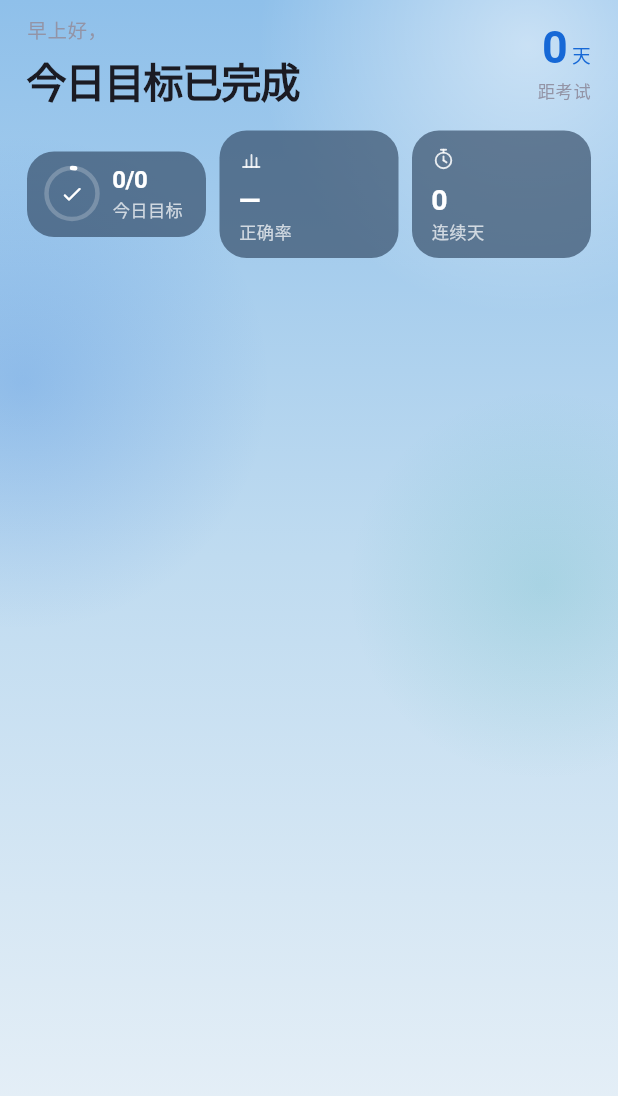
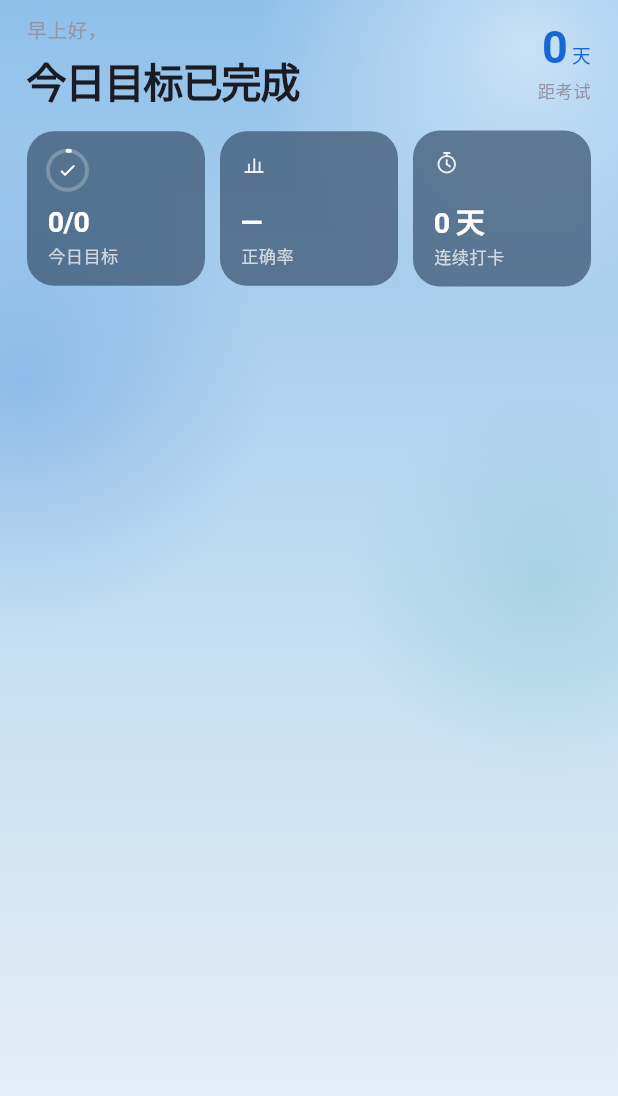
Before and after one commit to lmk1010/OpenExamApp, a Flutter app: the _Hero widget shown alone on an empty page, opened directly with empty values, on a phone screen of 412 x 824 dp. Shown: the top 1096 px of the screen. Run offline on Flutter 3.47's test engine with Material 3 defaults, Android fonts, the phone set to English and light mode, and no system bars; our stand-ins replace file_picker, shared_preferences, sqflite; accounts and stored records are empty; statements that could not run were skipped.

Commit message:
首页状态块不再挤
目标块原本把进度环和数字并排放，一块只有约 103dp 宽，环和间距占掉 44，
留给「12/30」三十出头，字被压扁。

- 三块统一为上下结构：26px 的环或图标在上，数字居中，标签在下
- 数字外套 FittedBox，出现「100/100」这类长值时整体缩放而不是挤压
- 块间距 9→10、内边距放宽、数字与标签间距 5→7
- 「连续天 0」改为「连续打卡 0 天」

```diff
--- a/lib/features/practice/practice_home_page.dart
+++ b/lib/features/practice/practice_home_page.dart
@@ -433,18 +433,24 @@ class _Hero extends StatelessWidget {
           const SizedBox(height: 18),
           Row(
             children: [
-              _GoalTile(done: today, goal: goal, onTap: onTapGoal),
-              const SizedBox(width: 9),
+              _StatusTile(
+                progress: goal == 0 ? 0 : today / goal,
+                done: today >= goal,
+                value: '$today/$goal',
+                label: '今日目标',
+                onTap: onTapGoal,
+              ),
+              const SizedBox(width: 10),
               _StatusTile(
                 icon: AppIcon.chart,
                 value: rate == 0 ? '—' : '$rate%',
                 label: '正确率',
               ),
-              const SizedBox(width: 9),
+              const SizedBox(width: 10),
               _StatusTile(
                 icon: AppIcon.timer,
-                value: '$streak',
-                label: '连续天',
+                value: '$streak 天',
+                label: '连续打卡',
               ),
             ],
           ),
@@ -516,86 +522,106 @@ class _ResumeBanner extends StatelessWidget {
   }
 }
 
-/// Today's target as a ring inside the status row — progress you can read at a
-/// glance, and one tap to change the target.
-class _GoalTile extends StatelessWidget {
-  const _GoalTile({required this.done, required this.goal, required this.onTap});
+/// One status tile. Goal, accuracy and streak all use the same vertical
+/// stack — the goal tile used to put its ring beside the number, which left
+/// about 30dp for "12/30" and looked squashed.
+class _StatusTile extends StatelessWidget {
+  const _StatusTile({
+    required this.value,
+    required this.label,
+    this.icon,
+    this.progress,
+    this.done = false,
+    this.onTap,
+  });
 
-  final int done;
-  final int goal;
-  final VoidCallback onTap;
+  final String value;
+  final String label;
+
+  /// Either a glyph or a progress ring sits at the top of the tile.
+  final AppIcon? icon;
+  final double? progress;
+  final bool done;
+  final VoidCallback? onTap;
 
   @override
   Widget build(BuildContext context) {
     final t = context.tokens;
-    final ratio = goal == 0 ? 0.0 : (done / goal).clamp(0.0, 1.0);
-    final hit = done >= goal;
 
     return Expanded(
       child: GestureDetector(
         behavior: HitTestBehavior.opaque,
         onTap: onTap,
         child: Container(
-          padding: const EdgeInsets.fromLTRB(13, 11, 13, 12),
+          padding: const EdgeInsets.fromLTRB(14, 13, 12, 14),
           decoration: BoxDecoration(
             color: t.chip,
             borderRadius: BorderRadius.circular(18),
           ),
-          child: Row(
+          child: Column(
+            crossAxisAlignment: CrossAxisAlignment.start,
             children: [
               SizedBox(
-                width: 34,
-                height: 34,
+                height: 26,
+                child: progress == null
+                    ? StrokeIcon(
+                        icon!,
+                        size: 17,
+                        color: t.onChip.withValues(alpha: 0.85),
+                      )
+                    : SizedBox(
+                        width: 26,
+                        height: 26,
                         child: Stack(
                           alignment: Alignment.center,
                           children: [
                             TweenAnimationBuilder<double>(
-                      tween: Tween(begin: 0, end: ratio),
+                              tween: Tween(begin: 0, end: progress!.clamp(0.0, 1.0)),
                               duration: const Duration(milliseconds: 600),
                               curve: Curves.easeOutCubic,
                               builder: (_, v, __) => SizedBox(
-                        width: 34,
-                        height: 34,
+                                width: 26,
+                                height: 26,
                                 child: CircularProgressIndicator(
                                   value: v == 0 ? 0.02 : v,
-                          strokeWidth: 3,
+                                  strokeWidth: 2.6,
                                   strokeCap: StrokeCap.round,
                                   color: t.onChip,
-                          backgroundColor: t.onChip.withValues(alpha: 0.22),
+                                  backgroundColor: t.onChip.withValues(alpha: 0.24),
                                 ),
                               ),
                             ),
-                    if (hit)
-                      Icon(Icons.check_rounded, size: 16, color: t.onChip),
+                            if (done)
+                              Icon(Icons.check_rounded, size: 13, color: t.onChip),
                           ],
                         ),
                       ),
-              const SizedBox(width: 10),
-              Expanded(
-                child: Column(
-                  crossAxisAlignment: CrossAxisAlignment.start,
-                  children: [
-                    Text(
-                      '$done/$goal',
+              ),
+              const SizedBox(height: 12),
+              FittedBox(
+                fit: BoxFit.scaleDown,
+                alignment: Alignment.centerLeft,
+                child: Text(
+                  value,
                   style: TextStyle(
-                        fontSize: 16,
+                    fontSize: 19,
                     fontWeight: FontWeight.w700,
                     height: 1,
-                        letterSpacing: -0.3,
+                    letterSpacing: -0.4,
                     color: t.onChip,
                     fontFeatures: AppTheme.numeric,
                   ),
                 ),
-                    const SizedBox(height: 5),
+              ),
+              const SizedBox(height: 7),
               Text(
-                      '今日目标',
+                label,
+                maxLines: 1,
+                overflow: TextOverflow.ellipsis,
                 style: TextStyle(
                   fontSize: 11.5,
                   height: 1,
                   color: t.onChip.withValues(alpha: 0.72),
-                      ),
-                    ),
-                  ],
                 ),
               ),
             ],
@@ -606,61 +632,7 @@ class _GoalTile extends StatelessWidget {
   }
 }
 
-/// Tonal glass tile over the sky — the 米家 status-chip pattern.
-class _StatusTile extends StatelessWidget {
-  const _StatusTile({
-    required this.icon,
-    required this.value,
-    required this.label,
-  });
-
-  final AppIcon icon;
-  final String value;
-  final String label;
-
-  @override
-  Widget build(BuildContext context) {
-    final t = context.tokens;
-    return Expanded(
-      child: Container(
-        padding: const EdgeInsets.fromLTRB(13, 11, 13, 12),
-        decoration: BoxDecoration(
-          color: t.chip,
-          borderRadius: BorderRadius.circular(18),
-        ),
-        child: Column(
-          crossAxisAlignment: CrossAxisAlignment.start,
-          children: [
-            StrokeIcon(icon, size: 16, color: t.onChip.withValues(alpha: 0.85)),
-            const SizedBox(height: 10),
-            Text(
-              value,
-              style: TextStyle(
-                fontSize: 19,
-                fontWeight: FontWeight.w700,
-                height: 1,
-                letterSpacing: -0.4,
-                color: t.onChip,
-                fontFeatures: AppTheme.numeric,
-              ),
-            ),
-            const SizedBox(height: 5),
-            Text(
-              label,
-              style: TextStyle(
-                fontSize: 11.5,
-                height: 1,
-                color: t.onChip.withValues(alpha: 0.72),
-              ),
-            ),
-          ],
-        ),
-      ),
-    );
-  }
-}
-
-/// Flat colour block with a headline, one line of meta and a play affordance —
+/// Flat colour block with a headline/// Flat colour block with a headline, one line of meta and a play affordance —
 /// the QQ音乐 entry-card pattern. No watermark art, no gradients fighting the text.
 class _FeatureCard extends StatelessWidget {
   const _FeatureCard({
```
Lines whose indentation alone changed are shown as unchanged.
